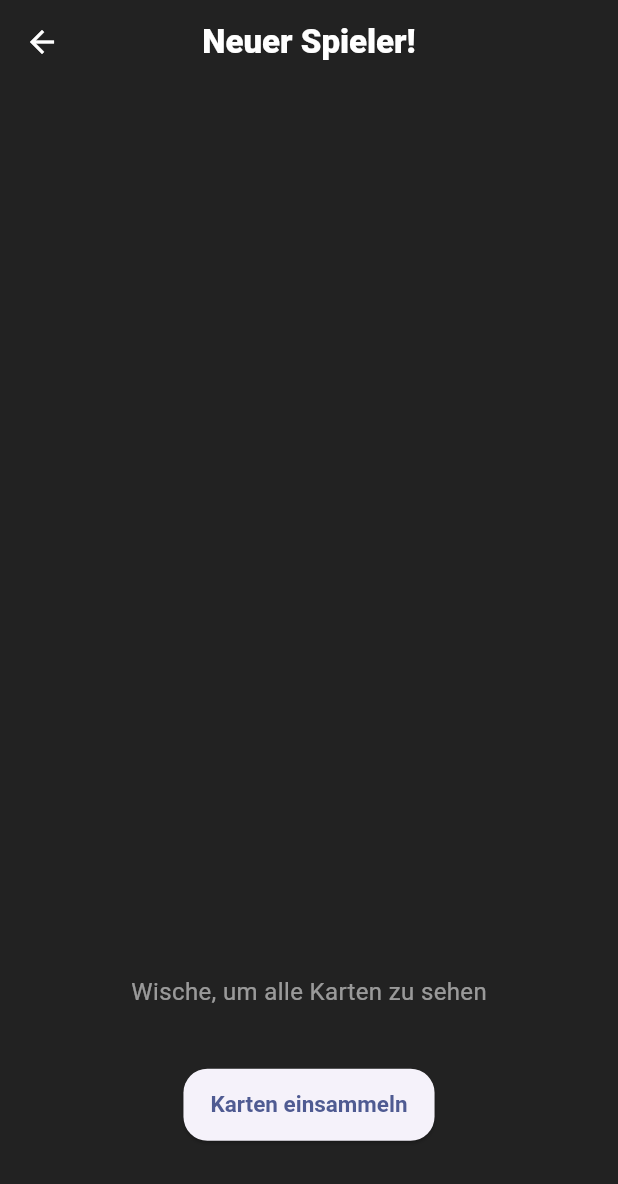
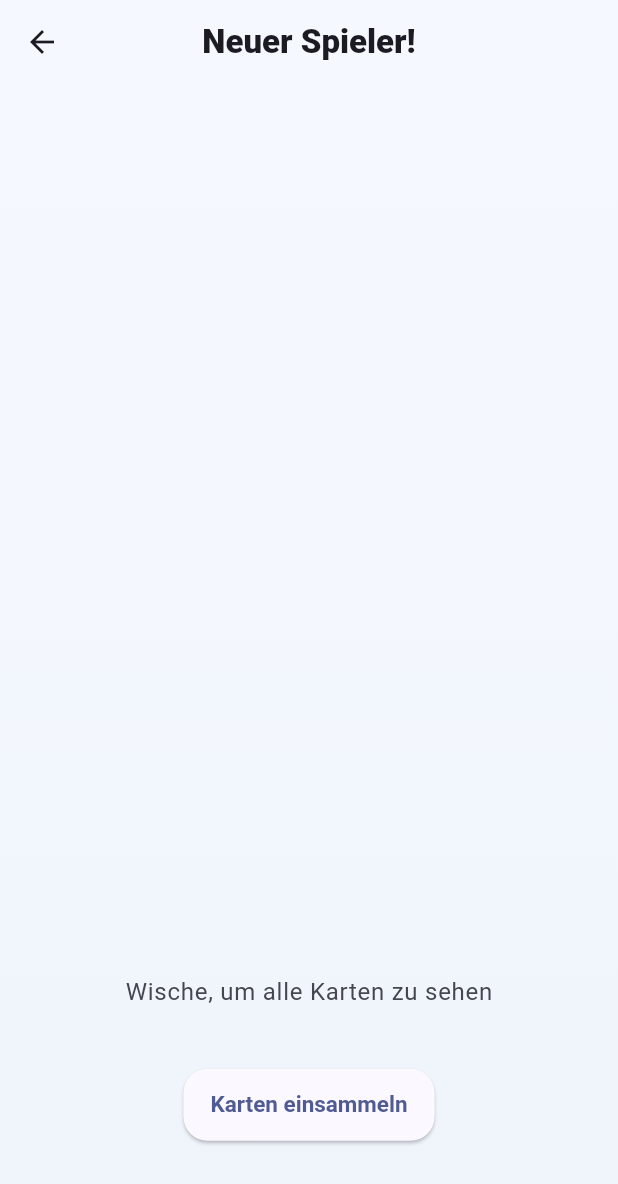
Before and after one commit to miggi92/cardX, a Flutter app: the PackRevealScreen screen opened directly with empty values, on a phone screen of 412 x 824 dp. Shown: the top 1184 px of the screen. Run offline on Flutter 3.47's test engine with Material 3 defaults, Android fonts, the phone set to English and light mode, and no system bars; our stand-ins replace flutter_riverpod, shared_preferences, supabase_flutter; accounts and stored records are empty; network calls fail.

Commit message:
style: :lipstick: updated theme

```diff
--- a/lib/features/shop/views/pack_reveal_screen.dart
+++ b/lib/features/shop/views/pack_reveal_screen.dart
@@ -1,4 +1,5 @@
 import 'package:flutter/material.dart';
+import '../../../core/theme/app_theme.dart';
 import '../../cards/models/card_model.dart';
 import '../../cards/views/widgets/flip_card_widget.dart';
 
@@ -22,18 +23,21 @@ class _PackRevealScreenState extends State<PackRevealScreen> {
 
   @override
   Widget build(BuildContext context) {
+    final theme = Theme.of(context);
+    final brand = theme.extension<AppBrandTheme>()!;
+
     return Scaffold(
-      backgroundColor: Colors.black87,
       appBar: AppBar(
         backgroundColor: Colors.transparent,
+        surfaceTintColor: Colors.transparent,
         elevation: 0,
-        iconTheme: const IconThemeData(color: Colors.white),
-        title: const Text(
-          'Neuer Spieler!',
-          style: TextStyle(color: Colors.white),
+        iconTheme: IconThemeData(color: theme.colorScheme.onSurface),
+        title: Text('Neuer Spieler!', style: theme.textTheme.titleLarge),
       ),
-      ),
-      body: Column(
+      body: Container(
+        decoration: BoxDecoration(gradient: brand.pageGradient),
+        child: SafeArea(
+          child: Column(
             mainAxisAlignment: MainAxisAlignment.center,
             children: [
               SizedBox(
@@ -63,19 +67,27 @@ class _PackRevealScreenState extends State<PackRevealScreen> {
                 ),
               ),
               const SizedBox(height: 30),
-          const Text(
+              Text(
                 'Wische, um alle Karten zu sehen',
-            style: TextStyle(color: Colors.white54, fontSize: 16),
+                style: theme.textTheme.bodyLarge?.copyWith(
+                  color: theme.colorScheme.onSurfaceVariant,
+                ),
               ),
               const SizedBox(height: 40),
               ElevatedButton(
                 onPressed: () {
                   Navigator.of(context).pop();
                 },
+                style: ElevatedButton.styleFrom(
+                  backgroundColor: theme.colorScheme.surface,
+                  foregroundColor: theme.colorScheme.primary,
+                ),
                 child: const Text('Karten einsammeln'),
               ),
             ],
           ),
+        ),
+      ),
     );
   }
 }
```
Also changed, not shown: lib/features/cards/views/collection_screen.dart (+70 -51 lines). Lines whose indentation alone changed are shown as unchanged.
